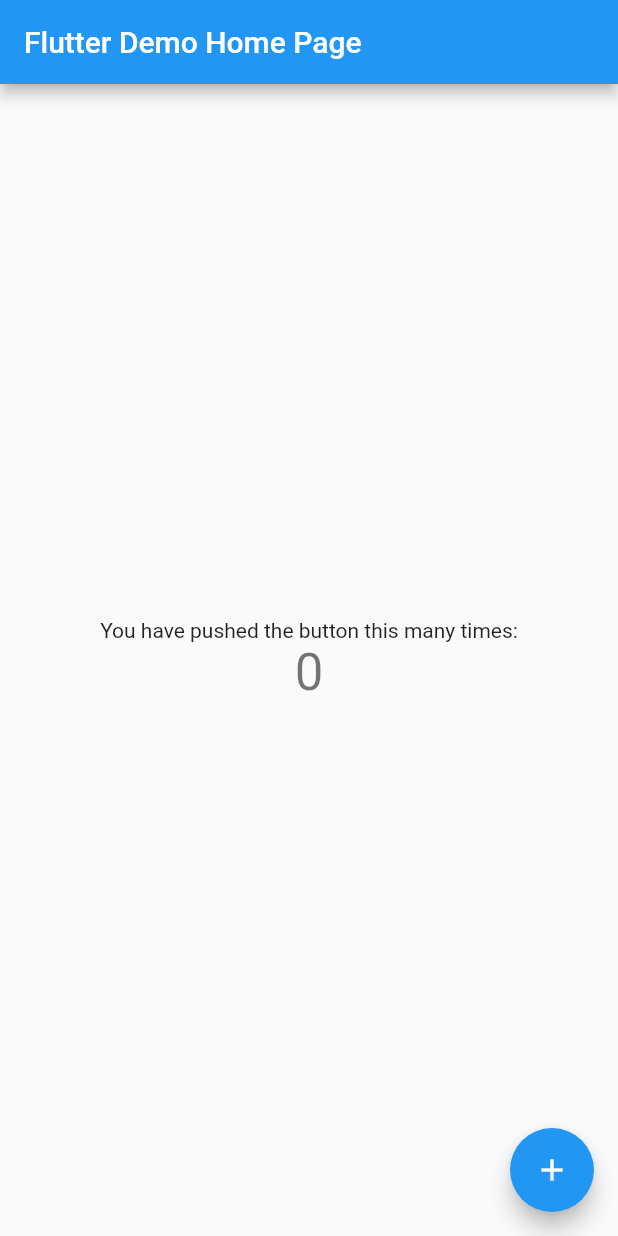
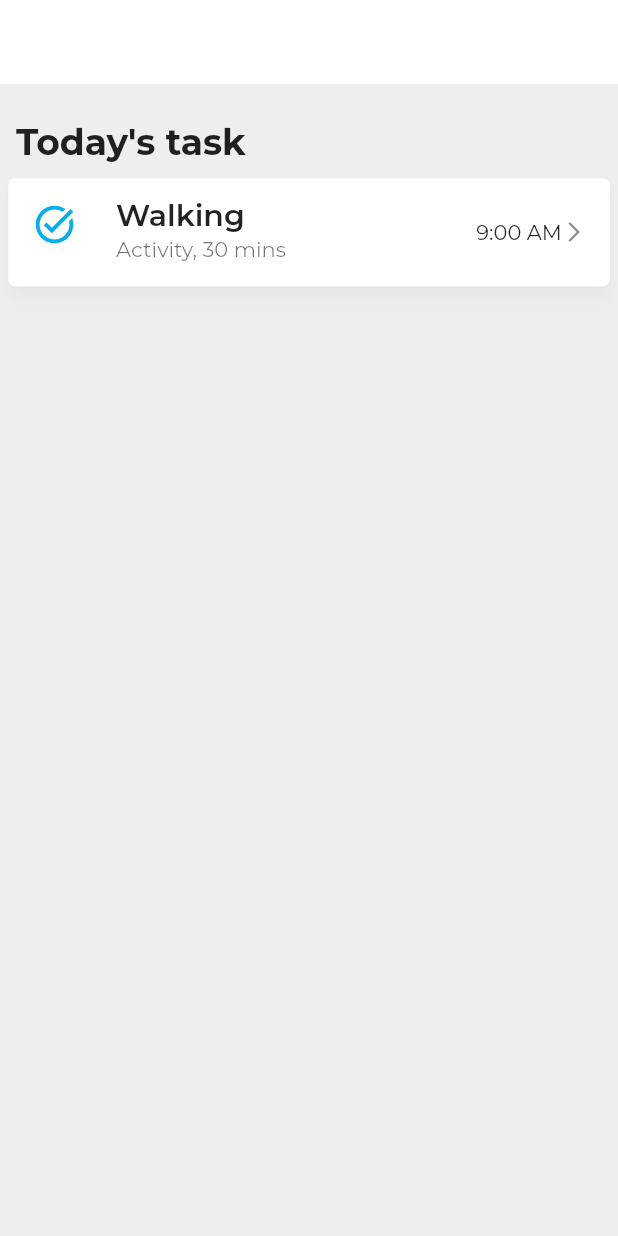
Before and after one commit to mtt-merz/Experience-Day-iATROS, a Flutter app: the screen it shows after launch, on a phone screen of 412 x 824 dp. Run offline on Flutter 3.47's test engine with Material 2 defaults, Android fonts, the phone set to English and light mode, and no system bars; our stand-ins replace flutter_time_picker_spinner, google_fonts.

Commit message:
Implement basic UI and UX

```diff
--- /dev/null
+++ b/lib/app/ui/home/home_screen.dart
@@ -0,0 +1,53 @@
+import 'package:flutter/material.dart';
+
+class HomeScreen extends StatefulWidget {
+  const HomeScreen({Key? key}) : super(key: key);
+
+  @override
+  State<HomeScreen> createState() => _HomeScreenState();
+}
+
+class _HomeScreenState extends State<HomeScreen> {
+  @override
+  Widget build(BuildContext context) => Scaffold(
+        appBar: AppBar(),
+        body: ListView(
+          padding: const EdgeInsets.symmetric(vertical: 15),
+          children: [
+            Padding(
+              padding: const EdgeInsets.symmetric(
+                  horizontal: 5.3 * 2, vertical: 4.7 * 2),
+              child: Text('Today\'s task',
+                  style: Theme.of(context).textTheme.headlineMedium),
+            ),
+            const TaskTile()
+          ],
+        ),
+      );
+}
+
+class TaskTile extends StatelessWidget {
+  const TaskTile({Key? key}) : super(key: key);
+
+  @override
+  Widget build(BuildContext context) => Card(
+        child: ListTile(
+          title: const Text('Walking'),
+          subtitle: const Text('Activity, 30 mins'),
+          leading: Icon(
+            Icons.task_alt,
+            color: Theme.of(context).primaryColor,
+            size: 30,
+          ),
+          trailing: Row(
+            mainAxisSize: MainAxisSize.min,
+            mainAxisAlignment: MainAxisAlignment.end,
+            children: [
+              Text(const TimeOfDay(hour: 9, minute: 0).format(context)),
+              const Icon(Icons.arrow_forward_ios, size: 16),
+            ],
+          ),
+          onTap: () => Navigator.of(context).pushNamed('task'),
+        ),
+      );
+}
--- a/lib/main.dart
+++ b/lib/main.dart
@@ -1,3 +1,6 @@
+import 'package:experience_day_iatros/app/ui/home/home_screen.dart';
+import 'package:experience_day_iatros/app/ui/task/task_overview.dart';
+import 'package:experience_day_iatros/app/ui/theme.dart';
 import 'package:flutter/material.dart';
 
 void main() {
@@ -12,104 +15,11 @@ class MyApp extends StatelessWidget {
   Widget build(BuildContext context) {
     return MaterialApp(
       title: 'Flutter Demo',
-      theme: ThemeData(
-        // This is the theme of your application.
-        //
-        // Try running your application with "flutter run". You'll see the
-        // application has a blue toolbar. Then, without quitting the app, try
-        // changing the primarySwatch below to Colors.green and then invoke
-        // "hot reload" (press "r" in the console where you ran "flutter run",
-        // or simply save your changes to "hot reload" in a Flutter IDE).
-        // Notice that the counter didn't reset back to zero; the application
-        // is not restarted.
-        primarySwatch: Colors.blue,
-      ),
-      home: const MyHomePage(title: 'Flutter Demo Home Page'),
+      theme: customThemeData,
+      routes: {
+        'task': (context) => const TaskOverviewScreen(),
+      },
+      home: const HomeScreen(),
     );
   }
 }
-
-class MyHomePage extends StatefulWidget {
-  const MyHomePage({super.key, required this.title});
-
-  // This widget is the home page of your application. It is stateful, meaning
-  // that it has a State object (defined below) that contains fields that affect
-  // how it looks.
-
-  // This class is the configuration for the state. It holds the values (in this
-  // case the title) provided by the parent (in this case the App widget) and
-  // used by the build method of the State. Fields in a Widget subclass are
-  // always marked "final".
-
-  final String title;
-
-  @override
-  State<MyHomePage> createState() => _MyHomePageState();
-}
-
-class _MyHomePageState extends State<MyHomePage> {
-  int _counter = 0;
-
-  void _incrementCounter() {
-    setState(() {
-      // This call to setState tells the Flutter framework that something has
-      // changed in this State, which causes it to rerun the build method below
-      // so that the display can reflect the updated values. If we changed
-      // _counter without calling setState(), then the build method would not be
-      // called again, and so nothing would appear to happen.
-      _counter++;
-    });
-  }
-
-  @override
-  Widget build(BuildContext context) {
-    // This method is rerun every time setState is called, for instance as done
-    // by the _incrementCounter method above.
-    //
-    // The Flutter framework has been optimized to make rerunning build methods
-    // fast, so that you can just rebuild anything that needs updating rather
-    // than having to individually change instances of widgets.
-    return Scaffold(
-      appBar: AppBar(
-        // Here we take the value from the MyHomePage object that was created by
-        // the App.build method, and use it to set our appbar title.
-        title: Text(widget.title),
-      ),
-      body: Center(
-        // Center is a layout widget. It takes a single child and positions it
-        // in the middle of the parent.
-        child: Column(
-          // Column is also a layout widget. It takes a list of children and
-          // arranges them vertically. By default, it sizes itself to fit its
-          // children horizontally, and tries to be as tall as its parent.
-          //
-          // Invoke "debug painting" (press "p" in the console, choose the
-          // "Toggle Debug Paint" action from the Flutter Inspector in Android
-          // Studio, or the "Toggle Debug Paint" command in Visual Studio Code)
-          // to see the wireframe for each widget.
-          //
-          // Column has various properties to control how it sizes itself and
-          // how it positions its children. Here we use mainAxisAlignment to
-          // center the children vertically; the main axis here is the vertical
-          // axis because Columns are vertical (the cross axis would be
-          // horizontal).
-          mainAxisAlignment: MainAxisAlignment.center,
-          children: <Widget>[
-            const Text(
-              'You have pushed the button this many times:',
-            ),
-            Text(
-              '$_counter',
-              style: Theme.of(context).textTheme.headline4,
-            ),
-          ],
-        ),
-      ),
-      floatingActionButton: FloatingActionButton(
-        onPressed: _incrementCounter,
-        tooltip: 'Increment',
-        child: const Icon(Icons.add),
-      ), // This trailing comma makes auto-formatting nicer for build methods.
-    );
-  }
-}
--- a/pubspec.yaml
+++ b/pubspec.yaml
@@ -32,10 +32,10 @@ dependencies:
   flutter:
     sdk: flutter
 
-
-  # The following adds the Cupertino Icons font to your application.
-  # Use with the CupertinoIcons class for iOS style icons.
   cupertino_icons: ^1.0.2
+  flutter_datetime_picker: ^1.5.1
+  flutter_time_picker_spinner: ^2.0.0
+  google_fonts: ^3.0.1
 
 dev_dependencies:
   flutter_test:
```
Also changed, not shown: lib/app/ui/task/task_overview.dart (added, +98 -0 lines), lib/app/ui/theme.dart (added, +68 -0 lines), pubspec.lock.
